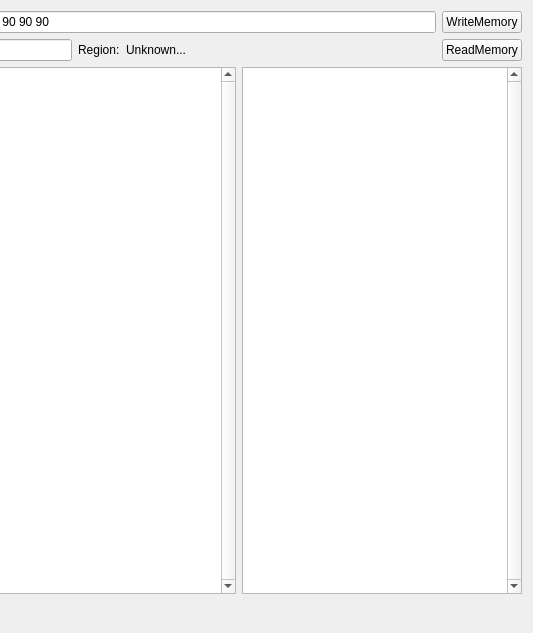
BlackINT3/OpenArk, file src/OpenArk/res/ui/memory-rw.ui: the form before one commit; both pictures show x 310 to 843 and y 0 to 633 of the 843 by 633 pixel window.
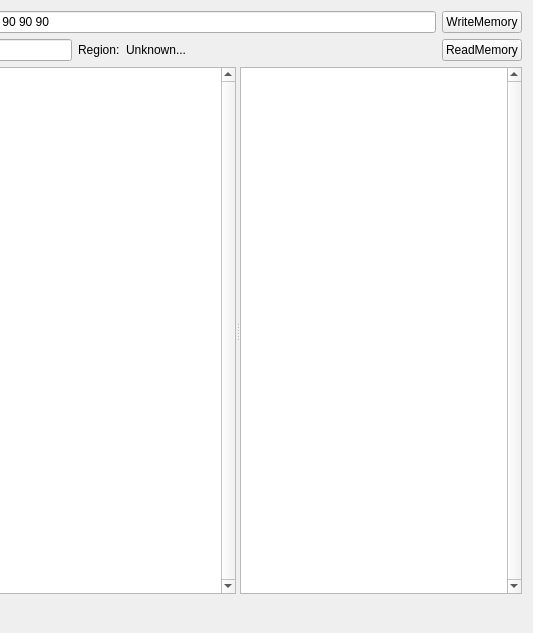
The form after the commit.

What changed in the file:
```diff
--- a/src/OpenArk/res/ui/memory-rw.ui
+++ b/src/OpenArk/res/ui/memory-rw.ui
@@ -179,6 +179,16 @@
    <item>
     <layout class="QHBoxLayout" name="horizontalLayout_7">
      <item>
+      <widget class="QSplitter" name="splitter">
+       <property name="sizePolicy">
+        <sizepolicy hsizetype="Expanding" vsizetype="Expanding">
+         <horstretch>0</horstretch>
+         <verstretch>0</verstretch>
+        </sizepolicy>
+       </property>
+       <property name="orientation">
+        <enum>Qt::Horizontal</enum>
+       </property>
       <widget class="QTextEdit" name="hexEdit">
        <property name="sizePolicy">
         <sizepolicy hsizetype="Fixed" vsizetype="Expanding">
@@ -196,12 +206,11 @@
         <enum>Qt::ScrollBarAlwaysOn</enum>
        </property>
       </widget>
-     </item>
-     <item>
       <widget class="QTextEdit" name="disasmEdit">
        <property name="verticalScrollBarPolicy">
         <enum>Qt::ScrollBarAlwaysOn</enum>
        </property>
+       </widget>
       </widget>
      </item>
     </layout>
```
Left out of the diff: 2 changed lines with no effect on the pictures. Lines whose indentation alone changed are shown as unchanged.
